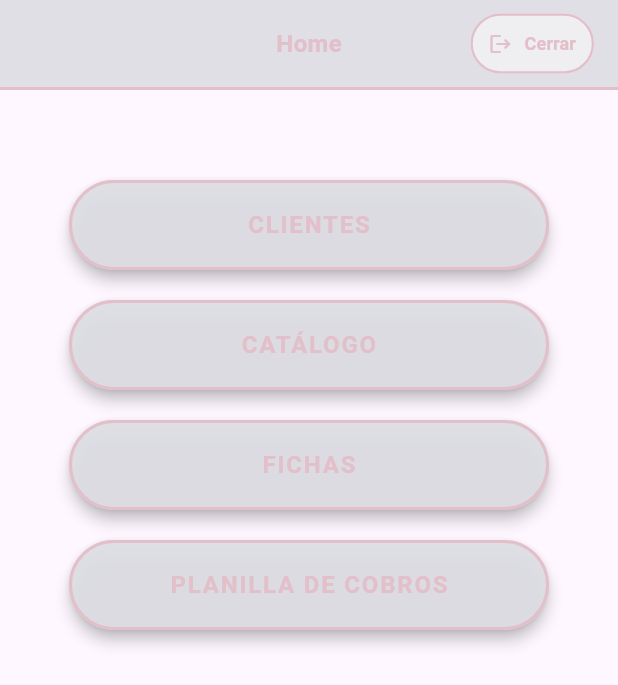
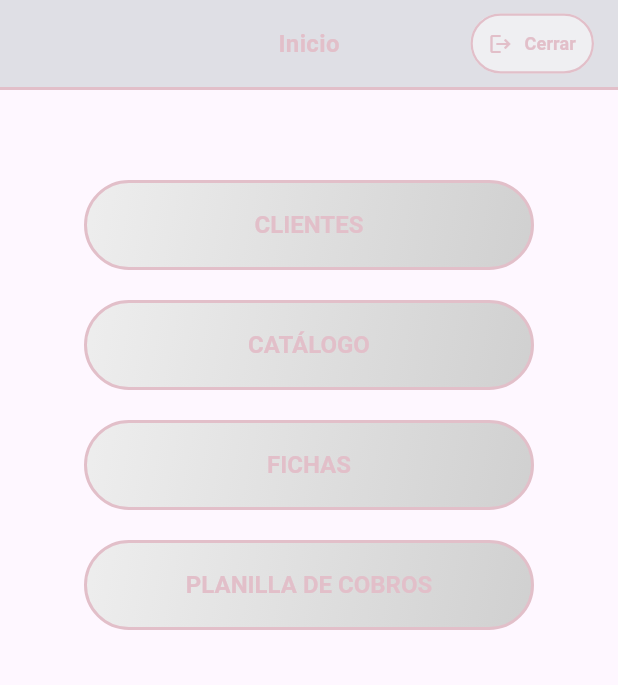
Before and after one commit to jnahuel-developer/valen_market_admin, a Flutter app: the WebHomeScreen screen opened by its route, on a phone screen of 412 x 824 dp. Shown: the top 685 px of the screen. Run offline on Flutter 3.47's test engine with Material 3 defaults, Android fonts, the phone set to English and light mode, and no system bars; our stand-ins replace cloud_firestore, firebase_auth, firebase_core, flutter_secure_storage, flutter_svg, google_sign_in and 3 more; missing offline and left inert: dart:js_interop, googleapis; accounts and stored records are empty.

Commit message:
mod0010 - Se retiran puntos de control que ya no son necesarios, y se mejora la estètica de la pantalla de Home

```diff
--- a/lib/services/firebase/dropbox_keys.dart
+++ b/lib/services/firebase/dropbox_keys.dart
@@ -23,7 +23,6 @@ class FirebaseService {
       }
       return null;
     } catch (e) {
-      print('[DropboxKeys] ❌ Error al obtener claves globales: $e');
       return null;
     }
   }
--- a/lib/web_flow/features/home/screens/web_home_screen.dart
+++ b/lib/web_flow/features/home/screens/web_home_screen.dart
@@ -1,6 +1,6 @@
 import 'package:flutter/material.dart';
 import 'package:valen_market_admin/Web_flow/widgets/custom_web_top_bar.dart';
-import 'package:valen_market_admin/constants/app_colors.dart';
+import 'package:valen_market_admin/Web_flow/widgets/custom_gradient_button.dart';
 import 'package:valen_market_admin/constants/pantallas.dart';
 
 class WebHomeScreen extends StatelessWidget {
@@ -12,32 +12,42 @@ class WebHomeScreen extends StatelessWidget {
       body: Column(
         children: [
           const CustomWebTopBar(
-            titulo: 'Home',
+            titulo: 'Inicio',
             pantallaPadreRouteName: null,
           ),
           const SizedBox(height: 60),
           Expanded(
-            child: Center(
+            child: SingleChildScrollView(
               child: Column(
-                mainAxisAlignment: MainAxisAlignment.start,
+                mainAxisSize: MainAxisSize.min,
                 children: [
-                  _buildButton(context, 'CLIENTES', () {
-                    Navigator.pushNamed(
-                      context,
-                      PANTALLA_WEB__Clientes,
-                    );
-                  }),
+                  CustomGradientButton(
+                    text: 'CLIENTES',
+                    onPressed: () {
+                      Navigator.pushNamed(context, PANTALLA_WEB__Clientes);
+                    },
+                  ),
                   const SizedBox(height: 20),
-                  _buildButton(context, 'CATÁLOGO', () {
-                    Navigator.pushNamed(
-                      context,
-                      PANTALLA_WEB__Catalogo,
-                    );
-                  }),
+                  CustomGradientButton(
+                    text: 'CATÁLOGO',
+                    onPressed: () {
+                      Navigator.pushNamed(context, PANTALLA_WEB__Catalogo);
+                    },
+                  ),
                   const SizedBox(height: 20),
-                  _buildButton(context, 'FICHAS', () {}),
+                  CustomGradientButton(
+                    text: 'FICHAS',
+                    onPressed: () {
+                      // Acción futura
+                    },
+                  ),
                   const SizedBox(height: 20),
-                  _buildButton(context, 'PLANILLA DE COBROS', () {}),
+                  CustomGradientButton(
+                    text: 'PLANILLA DE COBROS',
+                    onPressed: () {
+                      // Acción futura
+                    },
+                  ),
                 ],
               ),
             ),
@@ -46,35 +56,4 @@ class WebHomeScreen extends StatelessWidget {
       ),
     );
   }
-
-  Widget _buildButton(
-      BuildContext context, String label, VoidCallback onPressed) {
-    return SizedBox(
-      width: 320,
-      height: 60,
-      child: ElevatedButton(
-        style: ElevatedButton.styleFrom(
-          backgroundColor: WebColors.plataTranslucida,
-          foregroundColor: WebColors.textoRosa,
-          elevation: 4,
-          shape: RoundedRectangleBorder(
-            borderRadius: BorderRadius.circular(30),
-            side: const BorderSide(
-              color: WebColors.bordeRosa,
-              width: 2,
-            ),
-          ),
-        ),
-        onPressed: onPressed,
-        child: Text(
-          label,
-          style: const TextStyle(
-            fontWeight: FontWeight.bold,
-            fontSize: 16,
-            letterSpacing: 1.2,
-          ),
-        ),
-      ),
-    );
-  }
 }
--- a/lib/web_flow/features/login/screens/web_login_email_password_screen.dart
+++ b/lib/web_flow/features/login/screens/web_login_email_password_screen.dart
@@ -48,6 +48,7 @@ class _WebLoginEmailPasswordScreenState
           await _secureStorage.write(key: 'UID', value: uid);
           final tokenGoogleOk = await AuthServiciosFirebaseWeb.loginConGoogle();
 
+          if (!mounted) return;
           if (tokenGoogleOk) {
             Navigator.pushReplacementNamed(
                 context, PANTALLA_WEB__Dropbox__Check);
@@ -58,6 +59,7 @@ class _WebLoginEmailPasswordScreenState
             );
           }
         } else {
+          if (!mounted) return;
           ScaffoldMessenger.of(context).showSnackBar(
             const SnackBar(content: Text('❌ No se pudo obtener el UID')),
           );
--- a/lib/web_flow/features/login/screens/web_register_screen.dart
+++ b/lib/web_flow/features/login/screens/web_register_screen.dart
@@ -62,9 +62,12 @@ class _WebRegisterScreenState extends State<WebRegisterScreen> {
         const secureStorage = FlutterSecureStorage();
         await secureStorage.write(key: 'UID', value: uid);
 
+        if (!mounted) return;
+
         Navigator.pushReplacementNamed(
             context, PANTALLA_WEB__Login__Registro__EsperandoVerificacion);
       } else {
+        if (!mounted) return;
         ScaffoldMessenger.of(context).showSnackBar(
           const SnackBar(content: Text('No se pudo obtener el UID')),
         );
--- a/lib/web_flow/features/login/screens/web_registration_waiting_screen.dart
+++ b/lib/web_flow/features/login/screens/web_registration_waiting_screen.dart
@@ -36,6 +36,7 @@ class _WebRegistrationWaitingScreenState
           );
         }
       } else {
+        if (!mounted) return;
         ScaffoldMessenger.of(context).showSnackBar(
           const SnackBar(
             content: Text('📧 Aún no has verificado tu email'),
--- a/pubspec.yaml
+++ b/pubspec.yaml
@@ -46,6 +46,7 @@ dependencies:
   shared_preferences_web: ^2.0.5
   flutter_secure_storage: ^9.2.2
   oauth2: ^2.0.3
+  web: ^1.1.1
 
 
   # The following adds the Cupertino Icons font to your application.
```
Also changed, not shown: lib/services/dropbox/dropbox_servicios_web.dart (+2 -15 lines), lib/web_flow/features/catalogo/screens/web_agregar_producto_screen.dart (+31 -31 lines), lib/web_flow/features/catalogo/screens/web_ver_catalogo_screen.dart (+1 -16 lines), lib/web_flow/features/dropbox/screens/web_dropbox_auth_screen.dart (+0 -18 lines), lib/web_flow/features/dropbox/screens/web_dropbox_check_screen.dart (+0 -12 lines), lib/web_flow/widgets/custom_text_field.dart (+27 -1 lines), pubspec.lock, 1 other file.
